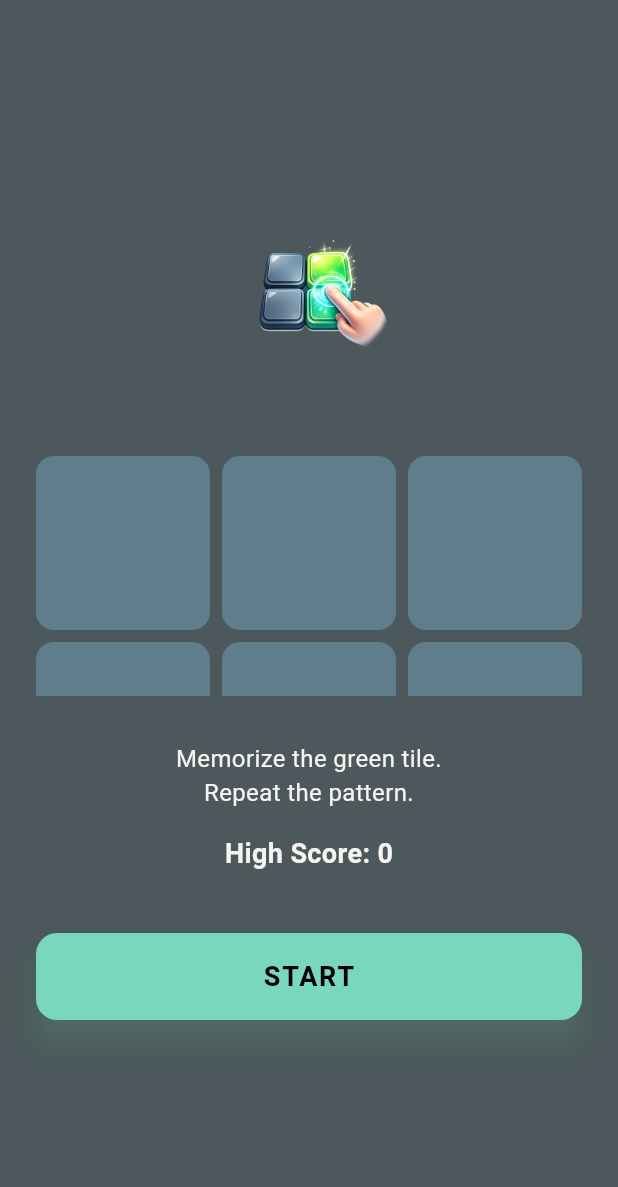
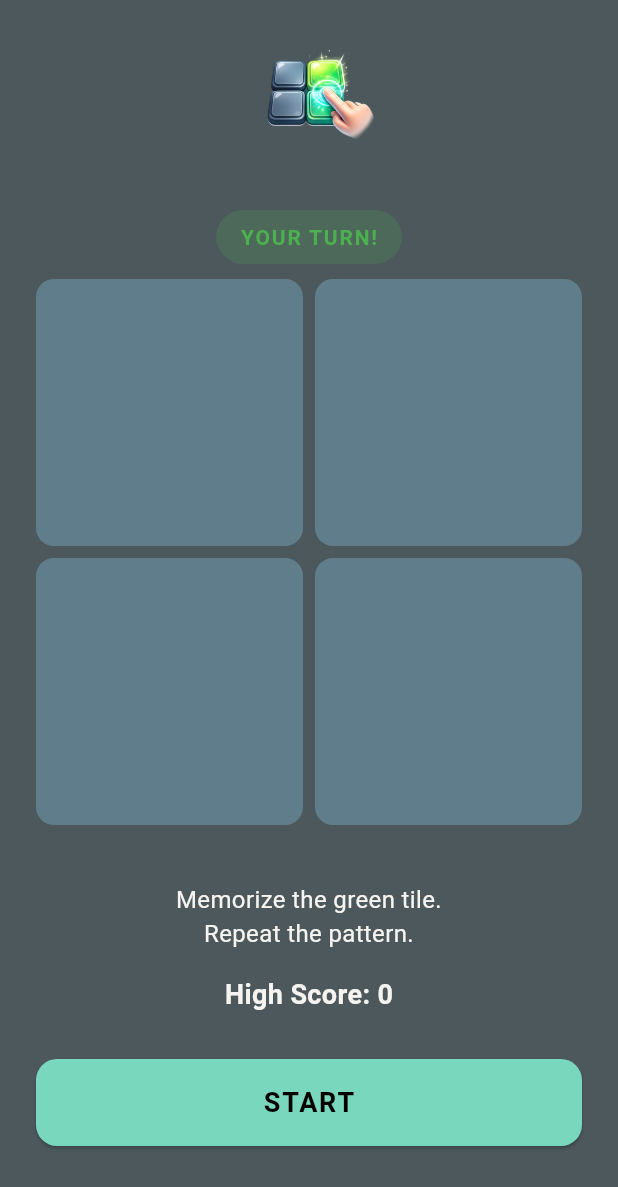
Before and after one commit to coins-fountain/flash_pattern, a Flutter app: the screen it shows after launch, on a phone screen of 412 x 824 dp. Shown: the top 1187 px of the screen. Run offline on Flutter 3.47's test engine with Material 3 defaults, Android fonts, the phone set to English and light mode, and no system bars; our stand-ins replace get, google_mobile_ads, shared_preferences; network calls fail.

Commit message:
fixing introduce screen done

```diff
--- a/lib/features/game/views/intro_screen.dart
+++ b/lib/features/game/views/intro_screen.dart
@@ -1,6 +1,7 @@
 import 'package:flash_pattern/core/constants/app_colors.dart';
 import 'package:flash_pattern/core/widgets/banner_ad_widget.dart';
 import 'package:flash_pattern/features/game/controllers/game_controller.dart';
+import 'package:flash_pattern/features/game/controllers/introduce_controller.dart';
 import 'package:flash_pattern/features/game/views/game_screen.dart';
 import 'package:flutter/material.dart';
 import 'package:get/get.dart';
@@ -12,90 +13,75 @@ class IntroScreen extends StatefulWidget {
   State<IntroScreen> createState() => _IntroScreenState();
 }
 
-class _IntroScreenState extends State<IntroScreen>
-    with SingleTickerProviderStateMixin {
+class _IntroScreenState extends State<IntroScreen> with SingleTickerProviderStateMixin {
   late AnimationController _controller;
   late Animation<double> _fade;
   late Animation<double> _scale;
-  bool _isAnimating = true;
-  bool highlight = false;
+  final controller = Get.put(IntroController());
 
   @override
   void initState() {
     super.initState();
-    _controller = AnimationController(
-      vsync: this,
-      duration: const Duration(milliseconds: 1200),
-    );
+    _controller = AnimationController(vsync: this, duration: const Duration(milliseconds: 1200));
 
-    _fade = Tween<double>(
-      begin: 0,
-      end: 1,
-    ).animate(CurvedAnimation(parent: _controller, curve: Curves.easeIn));
+    _fade = Tween<double>(begin: 0, end: 1).animate(CurvedAnimation(parent: _controller, curve: Curves.easeIn));
 
-    _scale = Tween<double>(
-      begin: 0.8,
-      end: 1,
-    ).animate(CurvedAnimation(parent: _controller, curve: Curves.easeOutBack));
+    _scale = Tween<double>(begin: 0.8, end: 1).animate(CurvedAnimation(parent: _controller, curve: Curves.easeOutBack));
 
     _controller.forward();
-
-    Future.delayed(const Duration(milliseconds: 1500), () {
-      _startTileAnimation();
-    });
-  }
-
-  void _startTileAnimation() async {
-    while (_isAnimating && mounted) {
-      if (!mounted) break;
-      setState(() => highlight = true);
-
-      await Future.delayed(const Duration(milliseconds: 500));
-
-      if (!_isAnimating || !mounted) break;
-      setState(() => highlight = false);
-
-      await Future.delayed(const Duration(milliseconds: 800));
-    }
   }
 
   void _startGame() {
     Get.find<GameController>().startGame();
-    Get.off(
-      () => const GameScreen(),
-      transition: Transition.fadeIn,
-      duration: const Duration(milliseconds: 600),
-    );
+    Get.off(() => const GameScreen(), transition: Transition.fadeIn, duration: const Duration(milliseconds: 600));
   }
 
   @override
   void dispose() {
-    _isAnimating = false;
     _controller.dispose();
     super.dispose();
   }
 
   Widget _demoGrid() {
-    return SizedBox(
-      height: 160,
+    return AspectRatio(
+      aspectRatio: 1,
       child: GridView.builder(
-        itemCount: 9,
         physics: const NeverScrollableScrollPhysics(),
-        gridDelegate: const SliverGridDelegateWithFixedCrossAxisCount(
-          crossAxisCount: 3,
-          crossAxisSpacing: 8,
-          mainAxisSpacing: 8,
-        ),
+        itemCount: 4,
+        gridDelegate: const SliverGridDelegateWithFixedCrossAxisCount(crossAxisCount: 2, crossAxisSpacing: 8, mainAxisSpacing: 8),
         itemBuilder: (_, index) {
-          return AnimatedContainer(
-            duration: const Duration(milliseconds: 300),
-            decoration: BoxDecoration(
-              color: (index == 4 && highlight)
-                  ? AppColors.tileActive
-                  : AppColors.tileInactive,
-              borderRadius: BorderRadius.circular(12),
-            ),
-          );
+          return Obx(() {
+            final isActive = index == controller.activeIndex.value;
+            final isTapped = index == controller.tappedIndex.value;
+            final isWrong = controller.isWrong.value;
+            final isMemorizing = controller.isMemorizing.value;
+
+            Color tileColor = AppColors.tileInactive;
+
+            if (isWrong) {
+              tileColor = Colors.redAccent;
+            } else if (isMemorizing && isActive) {
+              tileColor = AppColors.tileActive;
+            } else if (!isMemorizing && isTapped && isActive) {
+              tileColor = AppColors.tileActive;
+            } else if (!isMemorizing && isTapped && !isActive) {
+              tileColor = Colors.redAccent;
+            }
+
+            return Material(
+              color: Colors.transparent,
+              child: InkWell(
+                borderRadius: BorderRadius.circular(12),
+                splashColor: Colors.white.withOpacity(0.2),
+                highlightColor: Colors.transparent,
+                onTap: () => controller.handleTap(index),
+                child: AnimatedContainer(
+                  duration: const Duration(milliseconds: 250),
+                  decoration: BoxDecoration(color: tileColor, borderRadius: BorderRadius.circular(12)),
+                ),
+              ),
+            );
+          });
         },
       ),
     );
@@ -117,72 +103,69 @@ class _IntroScreenState extends State<IntroScreen>
                   child: Column(
                     mainAxisAlignment: MainAxisAlignment.center,
                     children: [
-                      Image.asset(
-                        "assets/icon/icon_flash_pattern.png",
-                        height: 120,
-                      ),
-                      const SizedBox(height: 40),
-                      _demoGrid(),
-                      const SizedBox(height: 30),
+                      const SizedBox(height: 20),
+                      Image.asset("assets/icon/icon_flash_pattern.png", height: 100),
+                      const SizedBox(height: 20),
+                      Obx(() {
+                        return Container(
+                          padding: const EdgeInsets.symmetric(horizontal: 16, vertical: 8),
+                          decoration: BoxDecoration(
+                            color: controller.isMemorizing.value ? Colors.orange.withValues(alpha: 0.2) : Colors.green.withValues(alpha: 0.2),
+                            borderRadius: BorderRadius.circular(20),
+                          ),
+                          child: Text(
+                            controller.isMemorizing.value ? "MEMORIZING..." : "YOUR TURN!",
+                            style: TextStyle(
+                              fontWeight: FontWeight.bold,
+                              color: controller.isMemorizing.value ? Colors.orange : Colors.green,
+                              letterSpacing: 1.2,
+                            ),
+                          ),
+                        );
+                      }),
+                      SizedBox(height: 10,),
+                      Expanded(child: _demoGrid()),
+                      SizedBox(height: 10,),
                       const Text(
                         "Memorize the green tile.\nRepeat the pattern.",
                         textAlign: TextAlign.center,
-                        style: TextStyle(
-                          color: AppColors.textSecondary,
-                          fontSize: 16,
-                        ),
+                        style: TextStyle(color: AppColors.textSecondary, fontSize: 16),
                       ),
                       const SizedBox(height: 16),
                       GetX<GameController>(
                         builder: (controller) {
                           return Text(
                             "High Score: ${controller.highScore.value}",
-                            style: const TextStyle(
-                              color: AppColors.textSecondary,
-                              fontSize: 18,
-                              fontWeight: FontWeight.bold,
-                            ),
+                            style: const TextStyle(color: AppColors.textSecondary, fontSize: 18, fontWeight: FontWeight.bold),
                           );
                         },
                       ),
-                      const SizedBox(height: 40),
+
+                      const SizedBox(height: 30),
+
                       SizedBox(
                         width: double.infinity,
                         child: ElevatedButton(
                           style: ElevatedButton.styleFrom(
                             backgroundColor: AppColors.tileActive,
                             padding: const EdgeInsets.symmetric(vertical: 16),
-                            shape: RoundedRectangleBorder(
-                              borderRadius: BorderRadius.circular(14),
-                            ),
-                            elevation: 8,
-                            shadowColor: AppColors.tileActive.withValues(
-                              alpha: 0.5,
-                            ),
+                            shape: RoundedRectangleBorder(borderRadius: BorderRadius.circular(14)),
                           ),
                           onPressed: _startGame,
                           child: const Text(
                             "START",
-                            style: TextStyle(
-                              fontSize: 18,
-                              fontWeight: FontWeight.bold,
-                              letterSpacing: 1.2,
-                              color: Colors.black,
-                            ),
+                            style: TextStyle(fontSize: 18, fontWeight: FontWeight.bold, letterSpacing: 1.2, color: Colors.black),
                           ),
                         ),
                       ),
+                      SizedBox(height: 60,)
                     ],
                   ),
                 ),
               ),
             ),
-            const Positioned(
-              bottom: 0,
-              left: 0,
-              right: 0,
-              child: BannerAdWidget(),
-            ),
+
+            const Positioned(bottom: 0, left: 0, right: 0, child: BannerAdWidget()),
           ],
         ),
       ),
```
Also changed, not shown: lib/features/game/controllers/introduce_controller.dart (added, +50 -0 lines).
